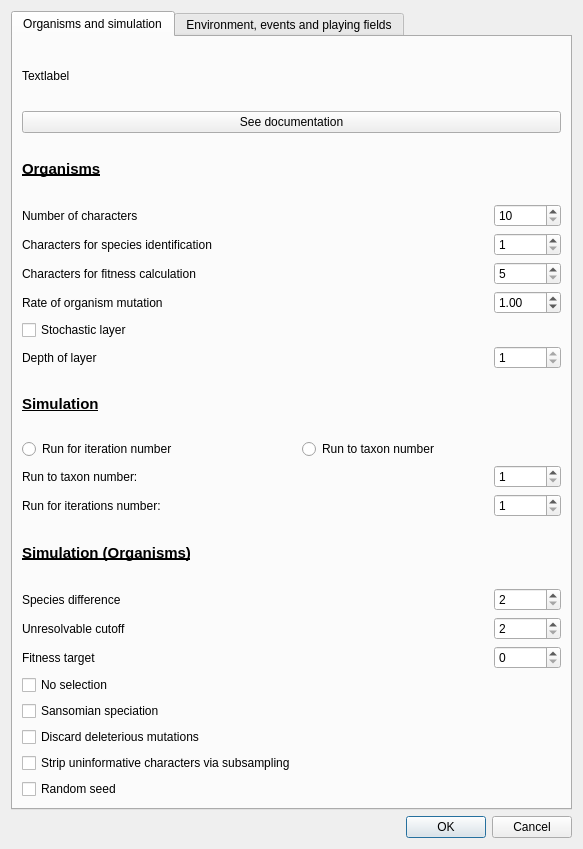
The window that settings.ui (palaeoware/trevosim) describes before a commit, drawn with Qt 5.
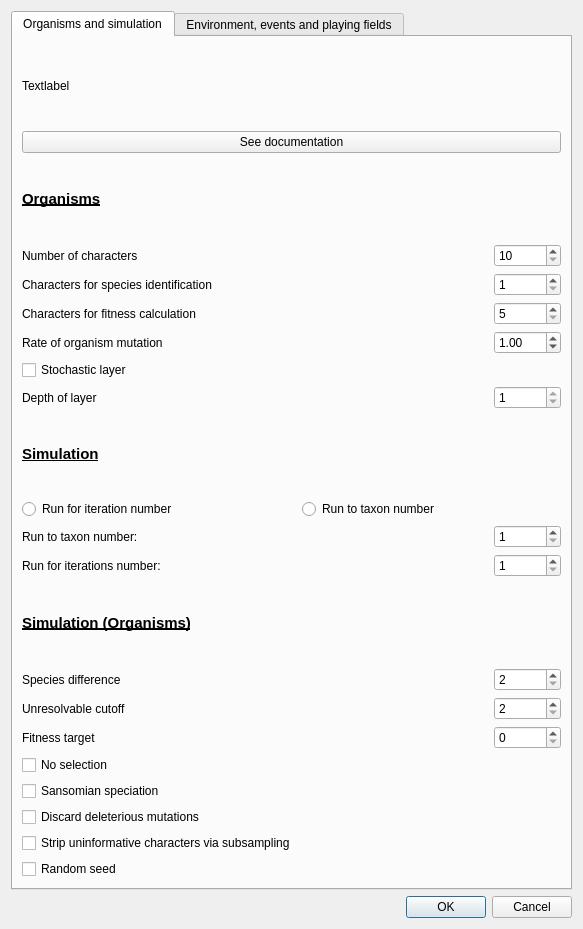
The same window after the commit.

Commit message: fix silly errors in previous changes for issue #28

```diff
--- a/settings.ui
+++ b/settings.ui
@@ -7,7 +7,7 @@
     <x>0</x>
     <y>0</y>
     <width>583</width>
-    <height>849</height>
+    <height>929</height>
    </rect>
   </property>
   <property name="windowTitle">
```
The commit also changes 2 other files.
